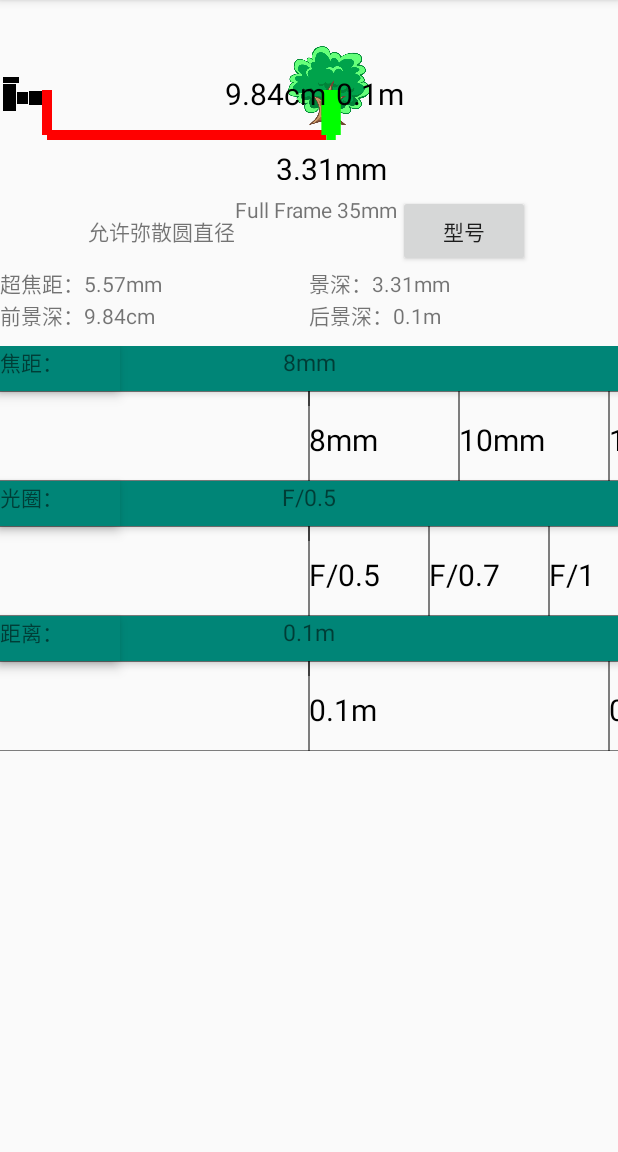
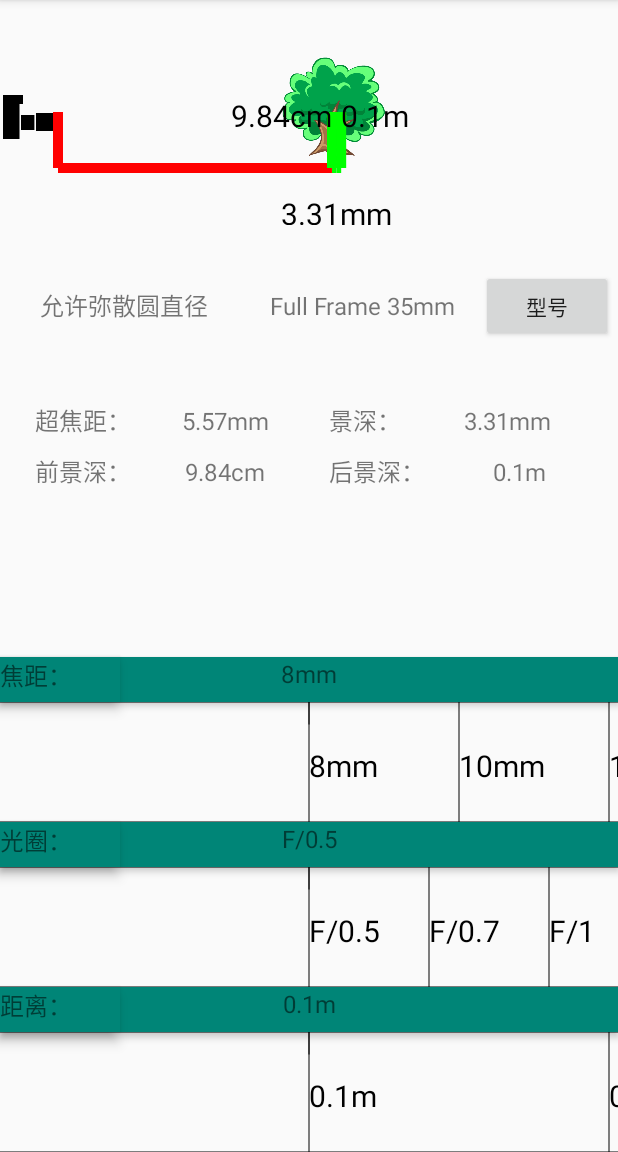
Before and after one commit to XuJian1252878/DofCalculator, an Android app: the screen it shows after launch (MainActivity), on a phone screen of 412 x 824 dp, the part 84-1236 px from its top. Run offline under Robolectric (Android 15) with nearby library versions, the phone set to English and light mode, and no system bars.

Commit message:
优化景深计算器的界面

```diff
--- a/app/src/main/java/com/example/dofcalculator/activity/MainActivity.java
+++ b/app/src/main/java/com/example/dofcalculator/activity/MainActivity.java
@@ -11,7 +11,7 @@ import android.widget.TextView;
 import com.example.dofcalculator.R;
 import com.example.dofcalculator.constant.ApplicationConstants;
 import com.example.dofcalculator.model.DepthOfFieldCalculator;
-import com.example.dofcalculator.util.SensorSizeEnum;
+import com.example.dofcalculator.model.SensorSizeEnum;
 import com.example.dofcalculator.util.UtilManager;
 import com.example.dofcalculator.view.DepthOfFieldView;
 import com.example.dofcalculator.view.Wheel;
--- a/app/src/main/java/com/example/dofcalculator/activity/SensorSizeActivity.java
+++ b/app/src/main/java/com/example/dofcalculator/activity/SensorSizeActivity.java
@@ -8,7 +8,7 @@ import android.support.v7.widget.Toolbar;
 
 import com.example.dofcalculator.R;
 import com.example.dofcalculator.adapter.SensorSizeAdapter;
-import com.example.dofcalculator.util.SensorSizeEnum;
+import com.example.dofcalculator.model.SensorSizeEnum;
 
 import java.util.List;
 
--- a/app/src/main/java/com/example/dofcalculator/adapter/SensorSizeAdapter.java
+++ b/app/src/main/java/com/example/dofcalculator/adapter/SensorSizeAdapter.java
@@ -14,7 +14,7 @@ import com.example.dofcalculator.activity.MainActivity;
 import com.example.dofcalculator.activity.SensorSizeActivity;
 import com.example.dofcalculator.constant.ApplicationConstants;
 import com.example.dofcalculator.model.DepthOfFieldCalculator;
-import com.example.dofcalculator.util.SensorSizeEnum;
+import com.example.dofcalculator.model.SensorSizeEnum;
 
 import java.util.List;
 
--- a/app/src/main/java/com/example/dofcalculator/model/DepthOfFieldCalculator.java
+++ b/app/src/main/java/com/example/dofcalculator/model/DepthOfFieldCalculator.java
@@ -4,7 +4,6 @@ import android.content.Context;
 import android.content.res.TypedArray;
 
 import com.example.dofcalculator.R;
-import com.example.dofcalculator.util.SensorSizeEnum;
 
 import static com.example.dofcalculator.util.UtilManager.typedArray2DoubleList;
 
--- a/app/src/main/java/com/example/dofcalculator/util/DistanceInfoEnum.java
+++ b/app/src/main/java/com/example/dofcalculator/model/DistanceInfoEnum.java
@@ -1,4 +1,4 @@
-package com.example.dofcalculator.util;
+package com.example.dofcalculator.model;
 
 import com.example.dofcalculator.R;
 
--- a/app/src/main/java/com/example/dofcalculator/util/SensorSizeEnum.java
+++ b/app/src/main/java/com/example/dofcalculator/model/SensorSizeEnum.java
@@ -1,4 +1,4 @@
-package com.example.dofcalculator.util;
+package com.example.dofcalculator.model;
 
 import java.util.ArrayList;
 import java.util.Arrays;
--- a/app/src/main/java/com/example/dofcalculator/util/UnitSystemEnum.java
+++ b/app/src/main/java/com/example/dofcalculator/model/UnitSystemEnum.java
@@ -1,4 +1,4 @@
-package com.example.dofcalculator.util;
+package com.example.dofcalculator.model;
 
 /**
  * Created by xujian on 2017/12/30.
--- a/app/src/main/java/com/example/dofcalculator/util/UtilManager.java
+++ b/app/src/main/java/com/example/dofcalculator/util/UtilManager.java
@@ -4,6 +4,8 @@ import android.content.Context;
 import android.content.res.TypedArray;
 
 import com.example.dofcalculator.R;
+import com.example.dofcalculator.model.DistanceInfoEnum;
+import com.example.dofcalculator.model.UnitSystemEnum;
 
 import java.text.DecimalFormat;
 
--- a/app/src/main/res/layout/activity_custom_circle_of_confusion.xml
+++ b/app/src/main/res/layout/activity_custom_circle_of_confusion.xml
@@ -9,12 +9,14 @@
 
     <LinearLayout
         android:orientation="vertical"
+        android:layout_marginTop="15sp"
         android:layout_width="match_parent"
         android:layout_height="match_parent">
 
         <TextView
             android:layout_width="match_parent"
             android:layout_height="wrap_content"
+            android:textSize="@dimen/custom_circle_of_confusion_activity_text_size"
             android:text="@string/input_custom_circle_of_confusion_text_view_label"
             app:layout_constraintLeft_toLeftOf="parent"
             app:layout_constraintTop_toTopOf="parent" />
@@ -27,6 +29,7 @@
             <EditText
                 android:id="@+id/custom_circle_of_confusion_edit_view"
                 android:layout_width="0dp"
+                android:textSize="@dimen/custom_circle_of_confusion_activity_text_size"
                 android:layout_height="wrap_content"
                 android:layout_weight="3"
                 android:inputType="numberDecimal" />
@@ -35,6 +38,7 @@
                 android:id="@+id/custom_circle_of_confusion_button"
                 android:layout_weight="1"
                 android:layout_width="0dp"
+                android:textSize="@dimen/custom_circle_of_confusion_activity_text_size"
                 android:layout_height="wrap_content"
                 android:text="@string/custom_circle_of_confusion_button_label" />
 
@@ -43,6 +47,7 @@
         <TextView
             android:layout_width="match_parent"
             android:layout_height="wrap_content"
+            android:textSize="@dimen/custom_circle_of_confusion_activity_text_size"
             android:text="@string/circle_of_confusion_calculate_method_label" />
 
     </LinearLayout>
--- a/app/src/main/res/layout/dof_content_layout.xml
+++ b/app/src/main/res/layout/dof_content_layout.xml
@@ -17,7 +17,7 @@
     <com.example.dofcalculator.view.DepthOfFieldView
         android:id="@+id/depth_view"
         android:layout_width="match_parent"
-        android:layout_height="120sp"
+        android:layout_height="150sp"
         android:layout_marginStart="1sp"
         android:layout_marginEnd="2sp"
         custom:targetPosition="0.5"
@@ -28,13 +28,17 @@
     <LinearLayout
         android:layout_width="match_parent"
         android:layout_height="wrap_content"
-        android:gravity="center_horizontal"
         android:orientation="horizontal"
-        android:layout_marginTop="10sp">
+        android:layout_marginStart="3dp"
+        android:layout_marginEnd="3dp"
+        android:layout_marginTop="30sp">
 
         <TextView
-            android:layout_width="wrap_content"
+            android:layout_weight="2"
+            android:layout_width="0dp"
             android:layout_height="wrap_content"
+            android:gravity="center"
+            android:textSize="@dimen/main_activity_text_size"
             android:text="@string/sensor_size_text_view" />
 
         <!--<Spinner-->
@@ -45,7 +49,10 @@
 
         <TextView
             android:id="@+id/sensor_size_text_view"
-            android:layout_width="wrap_content"
+            android:gravity="center"
+            android:textSize="@dimen/main_activity_text_size"
+            android:layout_weight="2"
+            android:layout_width="0dp"
             android:layout_height="match_parent" />
 
         <Button
@@ -58,6 +65,8 @@
 
     <LinearLayout
         android:orientation="horizontal"
+        android:layout_marginTop="30sp"
+        android:layout_marginStart="20sp"
         android:layout_width="match_parent"
         android:layout_height="wrap_content">
 
@@ -70,15 +79,23 @@
             <LinearLayout
                 android:orientation="horizontal"
                 android:layout_gravity="center_horizontal"
+                android:layout_marginTop="10sp"
+                android:layout_marginStart="3dp"
+                android:layout_marginEnd="3dp"
                 android:layout_width="match_parent"
                 android:layout_height="wrap_content">
                 <TextView
                     android:layout_width="wrap_content"
                     android:layout_height="wrap_content"
+                    android:gravity="center"
+                    android:textSize="@dimen/main_activity_text_size"
                     android:text="@string/hyperfocal_distance_text_view_label"/>
                 <TextView
                     android:id="@+id/hyperfocal_distance_text_view"
-                    android:layout_width="wrap_content"
+                    android:layout_weight="1"
+                    android:layout_width="0dp"
+                    android:textSize="@dimen/main_activity_text_size"
+                    android:gravity="center"
                     android:layout_height="wrap_content"
                     android:text="@string/hyperfocal_distance_text_view_number_init"/>
             </LinearLayout>
@@ -86,16 +103,24 @@
             <LinearLayout
                 android:orientation="horizontal"
                 android:layout_gravity="center_horizontal"
+                android:layout_marginTop="10sp"
+                android:layout_marginStart="3dp"
+                android:layout_marginEnd="3dp"
                 android:layout_width="match_parent"
                 android:layout_height="wrap_content">
                 <TextView
                     android:layout_width="wrap_content"
                     android:layout_height="wrap_content"
+                    android:gravity="center"
+                    android:textSize="@dimen/main_activity_text_size"
                     android:text="@string/near_depth_of_field_text_view_label"/>
 
                 <TextView
                     android:id="@+id/near_depth_of_field_text_view"
-                    android:layout_width="wrap_content"
+                    android:layout_weight="1"
+                    android:layout_width="0dp"
+                    android:gravity="center"
+                    android:textSize="@dimen/main_activity_text_size"
                     android:layout_height="wrap_content"
                     android:text="@string/near_depth_of_field_text_view_number_init"/>
             </LinearLayout>
@@ -111,35 +136,51 @@
             <LinearLayout
                 android:orientation="horizontal"
                 android:layout_gravity="center_horizontal"
+                android:layout_marginTop="10sp"
+                android:layout_marginStart="3dp"
+                android:layout_marginEnd="3dp"
                 android:layout_width="match_parent"
                 android:layout_height="wrap_content">
                 <TextView
                     android:layout_width="wrap_content"
                     android:layout_height="wrap_content"
+                    android:gravity="center"
+                    android:textSize="@dimen/main_activity_text_size"
                     android:text="@string/depth_of_field_text_view_label"/>
 
                 <TextView
                     android:id="@+id/depth_of_field_text_view"
-                    android:layout_width="wrap_content"
+                    android:layout_weight="1"
+                    android:layout_width="0dp"
                     android:layout_height="wrap_content"
+                    android:gravity="center"
+                    android:textSize="@dimen/main_activity_text_size"
                     android:text="@string/depth_of_field_text_view_number_init"/>
             </LinearLayout>
 
             <LinearLayout
                 android:orientation="horizontal"
                 android:layout_gravity="center_horizontal"
+                android:layout_marginTop="10sp"
+                android:layout_marginStart="3dp"
+                android:layout_marginEnd="3dp"
                 android:layout_width="match_parent"
                 android:layout_height="wrap_content">
 
                 <TextView
                     android:layout_width="wrap_content"
                     android:layout_height="wrap_content"
+                    android:gravity="center"
+                    android:textSize="@dimen/main_activity_text_size"
                     android:text="@string/far_depth_of_field_text_view_label"/>
 
                 <TextView
                     android:id="@+id/far_depth_of_field_text_view"
-                    android:layout_width="wrap_content"
+                    android:layout_weight="1"
+                    android:layout_width="0dp"
+                    android:gravity="center"
                     android:layout_height="wrap_content"
+                    android:textSize="@dimen/main_activity_text_size"
                     android:text="@string/far_depth_of_field_text_view_number_init"/>
 
             </LinearLayout>
@@ -150,9 +191,10 @@
 
 
     <RelativeLayout
+        android:layout_weight="5"
         android:layout_width="match_parent"
-        android:layout_height="match_parent"
-        android:layout_marginTop="10sp">
+        android:layout_height="0dp"
+        android:layout_marginTop="20sp">
 
         <!-- 关于焦距的设置 -->
         <!-- android:translationZ="3dp" 数值的大小也决定了 控件在z轴上显示的位置 -->
@@ -160,7 +202,9 @@
             android:layout_width="80sp"
             android:layout_height="30sp"
             android:translationZ="5dp"
+            android:layout_above="@+id/focal_wheel"
             android:background="@color/accent_material_light"
+            android:textSize="@dimen/main_activity_text_size"
             android:text="@string/focal_text_view_label"/>
 
         <!-- 实时显示当前的焦距数值 -->
@@ -171,27 +215,29 @@
             android:layout_alignParentStart="true"
             android:background="@color/accent_material_light"
             android:text="@string/focal_text_view_number_init"
-            android:textSize="15sp"
+            android:textSize="@dimen/main_activity_text_size"
+            android:layout_above="@+id/focal_wheel"
             android:textAlignment="center"
             android:translationZ="3dp"/>
 
         <com.example.dofcalculator.view.Wheel
             android:id="@+id/focal_wheel"
             android:layout_width="match_parent"
-            android:layout_height="60sp"
+            android:layout_height="80sp"
             custom:nodeWidth="100sp"
             custom:nodeTextSize="20sp"
             android:clickable="true"
             android:focusable="true"
             android:focusableInTouchMode="true"
-            android:layout_below="@+id/focal_text_view_number"/>
+            android:layout_above="@+id/aperture_text_view_number"/>
 
         <!-- 关于光圈的设置 -->
         <TextView
             android:layout_width="80sp"
             android:layout_height="30sp"
             android:translationZ="5dp"
-            android:layout_below="@+id/focal_wheel"
+            android:textSize="@dimen/main_activity_text_size"
+            android:layout_above="@+id/aperture_wheel"
             android:background="@color/accent_material_light"
             android:text="@string/aperture_text_view_label"/>
 
@@ -199,11 +245,11 @@
             android:id="@+id/aperture_text_view_number"
             android:layout_width="match_parent"
             android:layout_height="30sp"
-            android:layout_below="@+id/focal_wheel"
+            android:layout_above="@+id/aperture_wheel"
             android:layout_alignParentStart="true"
             android:background="@color/accent_material_light"
             android:text="@string/aperture_text_view_number_init"
-            android:textSize="15sp"
+            android:textSize="@dimen/main_activity_text_size"
             android:textAlignment="center"
             android:translationZ="3dp"/>
 
@@ -211,13 +257,13 @@
         <com.example.dofcalculator.view.Wheel
             android:id="@+id/aperture_wheel"
             android:layout_width="match_parent"
-            android:layout_height="60sp"
+            android:layout_height="80sp"
             custom:nodeWidth="80sp"
             custom:nodeTextSize="20sp"
             android:clickable="true"
             android:focusable="true"
             android:focusableInTouchMode="true"
-            android:layout_below="@+id/aperture_text_view_number" />
+            android:layout_above="@+id/distance_text_view_number" />
 
 
         <!-- 关于物体距离的设置 -->
@@ -225,7 +271,8 @@
             android:layout_width="80sp"
             android:layout_height="30sp"
             android:translationZ="5dp"
-            android:layout_below="@+id/aperture_wheel"
+            android:textSize="@dimen/main_activity_text_size"
+            android:layout_above="@+id/distance_wheel"
             android:background="@color/accent_material_light"
             android:text="@string/distance_text_view_label"/>
 
@@ -234,23 +281,23 @@
             android:layout_width="match_parent"
             android:layout_height="30sp"
             android:translationZ="3dp"
-            android:layout_below="@+id/aperture_wheel"
+            android:layout_above="@+id/distance_wheel"
             android:layout_alignParentStart="true"
             android:background="@color/accent_material_light"
             android:text="@string/distance_text_view_number_init"
-            android:textSize="15sp"
+            android:textSize="@dimen/main_activity_text_size"
             android:textAlignment="center" />
 
         <com.example.dofcalculator.view.Wheel
             android:id="@+id/distance_wheel"
             android:layout_width="match_parent"
-            android:layout_height="60sp"
+            android:layout_height="80sp"
             custom:nodeWidth="200sp"
             custom:nodeTextSize="20sp"
             android:clickable="true"
             android:focusable="true"
             android:focusableInTouchMode="true"
-            android:layout_below="@+id/distance_text_view_number"/>
+            android:layout_alignParentBottom="true"/>
 
 
     </RelativeLayout>
--- a/app/src/main/res/layout/sensor_size_item.xml
+++ b/app/src/main/res/layout/sensor_size_item.xml
@@ -7,6 +7,8 @@
     <TextView
         android:id="@+id/sensor_size_item_text_view"
         android:layout_width="match_parent"
-        android:layout_height="wrap_content" />
+        android:layout_height="wrap_content"
+        android:textSize="@dimen/sensor_size_item_text_size"
+        android:layout_margin="5sp"/>
 
 </LinearLayout>
--- /dev/null
+++ b/app/src/main/res/values/text_size.xml
@@ -0,0 +1,10 @@
+<?xml version="1.0" encoding="utf-8"?>
+<resources>
+
+    <dimen name="main_activity_text_size">16sp</dimen>
+
+    <dimen name="custom_circle_of_confusion_activity_text_size">16sp</dimen>
+
+    <dimen name="sensor_size_item_text_size">18sp</dimen>
+
+</resources>
--- a/gradle.properties
+++ b/gradle.properties
@@ -12,7 +12,8 @@
 # This option should only be used with decoupled projects. More details, visit
 # http://www.gradle.org/docs/current/userguide/multi_project_builds.html#sec:decoupled_projects
 # org.gradle.parallel=true
-#Thu Dec 28 09:05:01 CST 2017
+#Sat Dec 30 18:04:12 CST 2017
 systemProp.http.proxyHost=127.0.0.1
+systemProp.http.nonProxyHosts=https\://github.com/
 org.gradle.jvmargs=-Xmx1536m
 systemProp.http.proxyPort=9091
```
